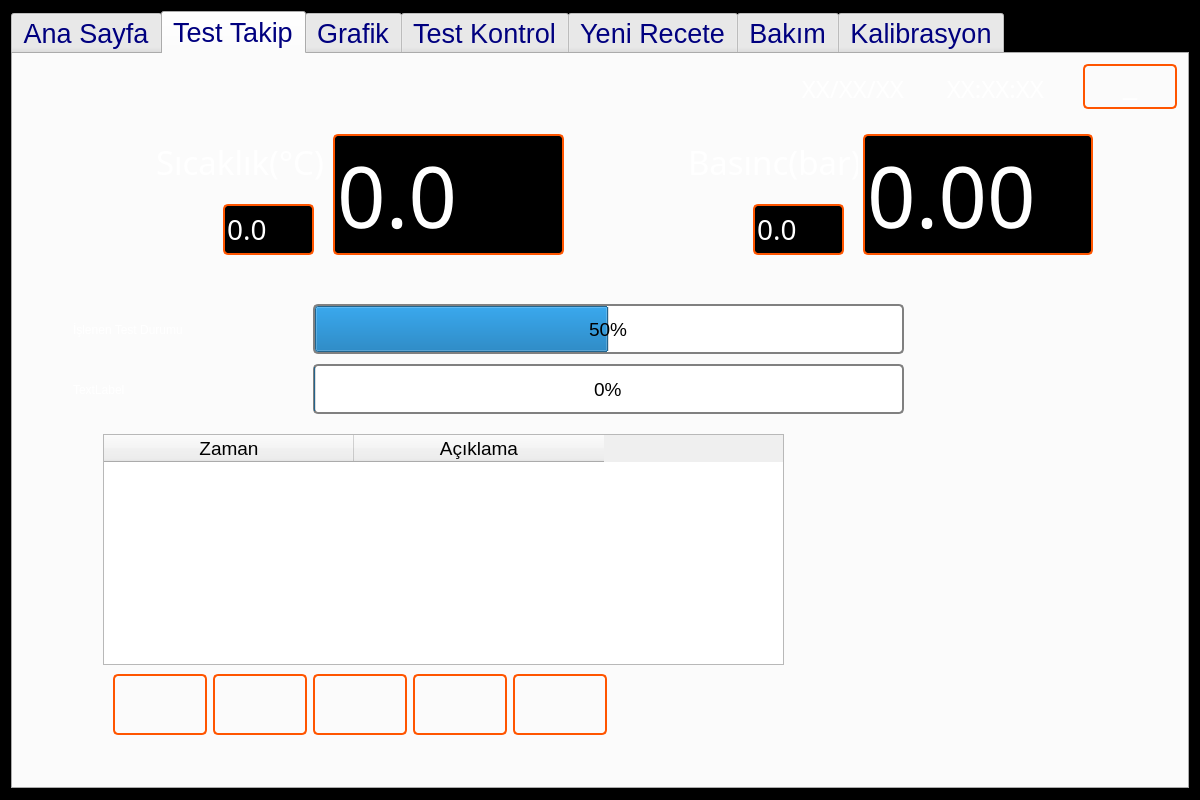
Qt form mainwindow.ui (indetails/v1500h) before a commit.
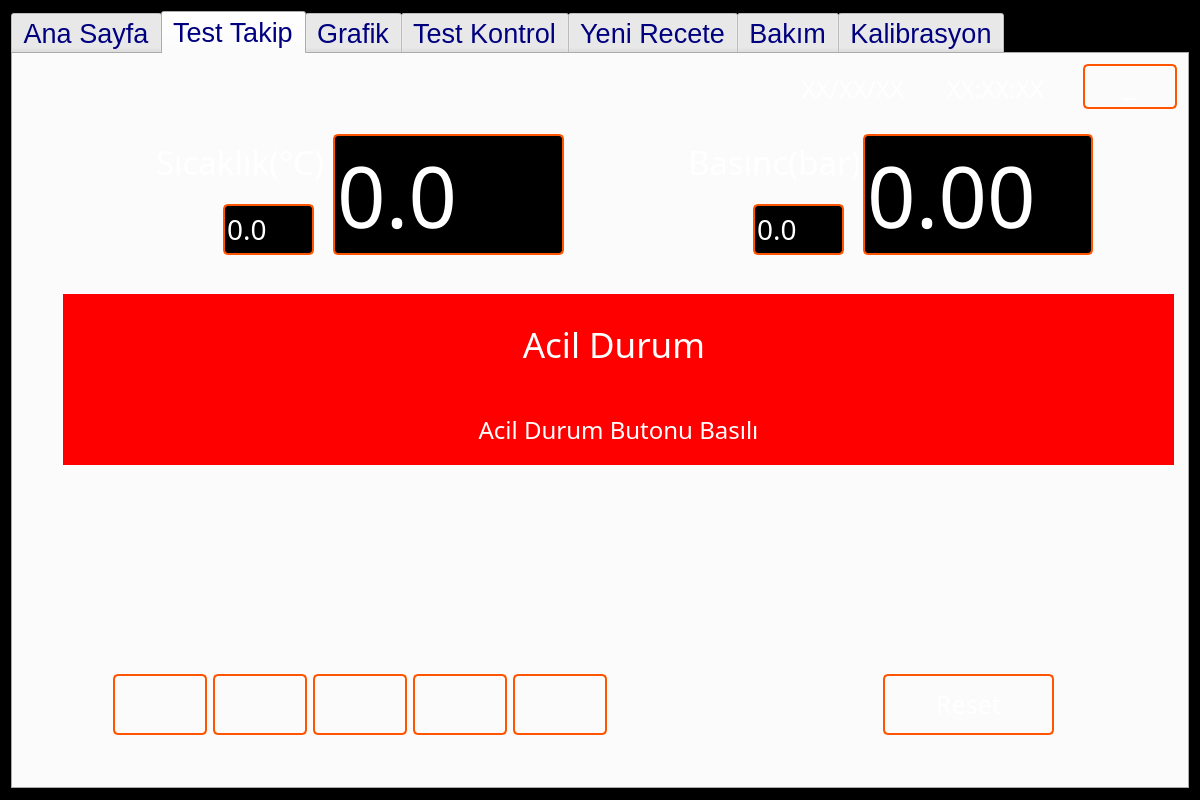
The same form after that commit. The open tabs and pages were chosen to show the change. Icons and pictures are not drawn. Custom widgets are drawn as their Qt base class.

Commit message:
Acil durum butonu hatası eklendi
acil durum butonu hatası ve hata reset butonu eklendi.

kullanıcıya kayıtlı datadan grafiği devam ettirme seçeneği sunuldu.

```diff
--- a/mainwindow.ui
+++ b/mainwindow.ui
@@ -2255,9 +2255,9 @@
          <widget class="QStackedWidget" name="detailsBottomPages">
           <property name="geometry">
            <rect>
-            <x>30</x>
+            <x>20</x>
             <y>160</y>
-            <width>1101</width>
+            <width>1111</width>
             <height>401</height>
            </rect>
           </property>
@@ -2839,28 +2839,6 @@
           </widget>
           <widget class="QWidget" name="detailsBottomHetar"/>
           <widget class="QWidget" name="page_5">
-           <widget class="QLabel" name="laFault11">
-            <property name="geometry">
-             <rect>
-              <x>30</x>
-              <y>100</y>
-              <width>251</width>
-              <height>121</height>
-             </rect>
-            </property>
-            <property name="font">
-             <font>
-              <family>Gill Sans MT</family>
-              <pointsize>18</pointsize>
-              <weight>5</weight>
-              <italic>false</italic>
-              <bold>false</bold>
-             </font>
-            </property>
-            <property name="text">
-             <string>11 Acil Durum Basılı</string>
-            </property>
-           </widget>
            <widget class="QLabel" name="laFault12">
             <property name="geometry">
              <rect>
@@ -3302,6 +3280,70 @@
             </property>
            </widget>
           </widget>
+          <widget class="QWidget" name="page_6">
+           <widget class="QLabel" name="laFault11">
+            <property name="geometry">
+             <rect>
+              <x>0</x>
+              <y>120</y>
+              <width>1111</width>
+              <height>71</height>
+             </rect>
+            </property>
+            <property name="font">
+             <font>
+              <family>Arial Black</family>
+              <pointsize>18</pointsize>
+              <weight>10</weight>
+              <italic>false</italic>
+              <bold>false</bold>
+             </font>
+            </property>
+            <property name="styleSheet">
+             <string notr="true">background-color: rgb(255, 0, 0);
+
+font: 87 18pt &quot;Arial Black&quot;;
+color: rgb(255, 255, 255);</string>
+            </property>
+            <property name="text">
+             <string>Acil Durum Butonu Basılı</string>
+            </property>
+            <property name="alignment">
+             <set>Qt::AlignCenter</set>
+            </property>
+           </widget>
+           <widget class="QLabel" name="laFault11_2">
+            <property name="geometry">
+             <rect>
+              <x>0</x>
+              <y>20</y>
+              <width>1111</width>
+              <height>101</height>
+             </rect>
+            </property>
+            <property name="font">
+             <font>
+              <family>Arial Black</family>
+              <pointsize>26</pointsize>
+              <weight>10</weight>
+              <italic>false</italic>
+              <bold>false</bold>
+             </font>
+            </property>
+            <property name="styleSheet">
+             <string notr="true">background-color: rgb(255, 0, 0);
+
+font: 87 26pt &quot;Arial Black&quot;;
+color: rgb(255, 255, 255);</string>
+            </property>
+            <property name="text">
+             <string>Acil Durum </string>
+            </property>
+            <property name="alignment">
+             <set>Qt::AlignCenter</set>
+            </property>
+           </widget>
+          </widget>
          </widget>
          <widget class="QPushButton" name="btnDetailsInfo">
           <property name="geometry">
@@ -3715,6 +3757,64 @@
            </size>
           </property>
          </widget>
+         <widget class="QPushButton" name="bResetFault">
+          <property name="geometry">
+           <rect>
+            <x>840</x>
+            <y>560</y>
+            <width>171</width>
+            <height>61</height>
+           </rect>
+          </property>
+          <property name="minimumSize">
+           <size>
+            <width>94</width>
+            <height>50</height>
+           </size>
+          </property>
+          <property name="font">
+           <font>
+            <family>Gill Sans MT</family>
+            <pointsize>-1</pointsize>
+           </font>
+          </property>
+          <property name="styleSheet">
+           <string notr="true">/*QPushButton {
+color: #fff;
+font-family: &quot;Gill Sans MT&quot;;
+font-size: 21px;
+border: 2px solid #c3fcf1;
+border-radius: 11px;
+padding: 5px;
+background: qradialgradient(cx: 0.3, cy: -0.6,
+fx: 0.3, fy: -0.4,
+radius: 1.35, stop: 0 #65BAAB, stop: 1 #0E62A0);
+min-width: 80px;
+}
+QPushButton:hover {
+background: qradialgradient(cx: 0.3, cy: -0.4,
+fx: 0.3, fy: -0.4,
+radius: 1.35, stop: 0 #65BAAB, stop: 1 #0E62A0);
+}
+QPushButton:pressed {
+background: qradialgradient(cx: 0.4, cy: -0.1,
+fx: 0.4, fy: -0.1,
+radius: 1.35, stop: 0 #65BAAB, stop: 1 #ddd);
+}
+QPushButton:disabled {
+color: #888;
+background: qradialgradient(cx: 0.4, cy: -0.1,
+fx: 0.4, fy: -0.1,
+radius: 1.35, stop: 0 #65BAAB, stop: 1 #ddd);
+}*/</string>
+          </property>
+          <property name="text">
+           <string>Reset</string>
+          </property>
+          <property name="checkable">
+           <bool>true</bool>
+          </property>
+         </widget>
         </widget>
         <widget class="QWidget" name="detailsPressure">
          <widget class="QGroupBox" name="groupBox_2">
```
Left out of the diff: 88 changed lines with no effect on the pictures. The commit also changes 3 other files.
